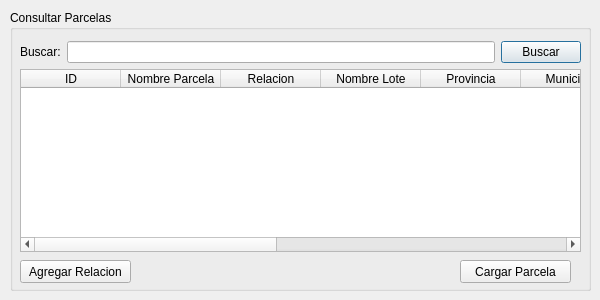
franciscocontreras93/agrae, file ui/dialogs/parcela_dialog.ui: the form before one commit.
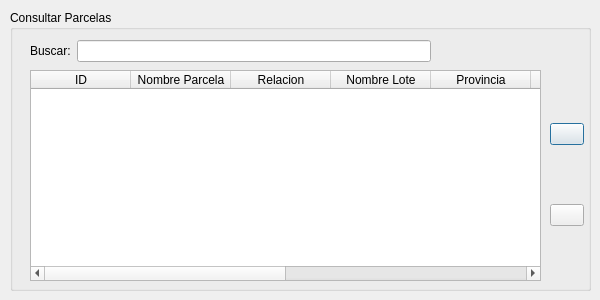
The form after the commit.

Diff of the .ui file:
```diff
--- a/ui/dialogs/parcela_dialog.ui
+++ b/ui/dialogs/parcela_dialog.ui
@@ -40,31 +40,36 @@
    <widget class="QWidget" name="gridLayoutWidget">
     <property name="geometry">
      <rect>
-      <x>10</x>
-      <y>31</y>
-      <width>561</width>
-      <height>211</height>
+      <x>20</x>
+      <y>30</y>
+      <width>401</width>
+      <height>22</height>
      </rect>
     </property>
-    <layout class="QGridLayout" name="gridLayout">
-     <item row="1" column="1">
-      <widget class="QLineEdit" name="lineEdit"/>
-     </item>
-     <item row="1" column="0">
+    <layout class="QHBoxLayout" name="horizontalLayout">
+     <item>
       <widget class="QLabel" name="label">
        <property name="text">
         <string>Buscar:</string>
        </property>
       </widget>
      </item>
-     <item row="1" column="2">
-      <widget class="QPushButton" name="btn_buscar">
-       <property name="text">
-        <string>Buscar</string>
-       </property>
-      </widget>
+     <item>
+      <widget class="QLineEdit" name="lineEdit"/>
      </item>
-     <item row="2" column="0" colspan="3">
+    </layout>
+   </widget>
+   <widget class="QWidget" name="horizontalLayoutWidget_2">
+    <property name="geometry">
+     <rect>
+      <x>20</x>
+      <y>60</y>
+      <width>511</width>
+      <height>211</height>
+     </rect>
+    </property>
+    <layout class="QHBoxLayout" name="horizontalLayout_2">
+     <item>
       <widget class="QTableWidget" name="tableWidget">
        <property name="sizeAdjustPolicy">
         <enum>QAbstractScrollArea::AdjustToContents</enum>
@@ -107,58 +112,53 @@
        </column>
        <column>
         <property name="text">
-         <string>Agregado</string>
+         <string>Cultivo</string>
         </property>
        </column>
        <column>
         <property name="text">
-         <string>Zona</string>
+         <string>Fecha Siembra</string>
         </property>
        </column>
        <column>
         <property name="text">
-         <string>Poligono</string>
+         <string>Fecha Cosecha</string>
         </property>
        </column>
        <column>
         <property name="text">
-         <string>Parcela</string>
+         <string>ID. SIGPAC</string>
         </property>
        </column>
-       <column>
-        <property name="text">
-         <string>Recinto</string>
-        </property>
-       </column>
       </widget>
      </item>
     </layout>
    </widget>
-   <widget class="QPushButton" name="pushButton">
+   <widget class="QWidget" name="verticalLayoutWidget">
     <property name="geometry">
      <rect>
-      <x>450</x>
-      <y>250</y>
-      <width>111</width>
-      <height>23</height>
+      <x>540</x>
+      <y>60</y>
+      <width>34</width>
+      <height>211</height>
      </rect>
     </property>
-    <property name="text">
-     <string>Cargar Parcela</string>
-    </property>
-   </widget>
-   <widget class="QPushButton" name="pushButton_2">
-    <property name="geometry">
-     <rect>
-      <x>10</x>
-      <y>250</y>
-      <width>111</width>
-      <height>23</height>
-     </rect>
-    </property>
-    <property name="text">
-     <string>Agregar Relacion</string>
-    </property>
+    <layout class="QVBoxLayout" name="verticalLayout">
+     <item>
+      <widget class="QPushButton" name="pushButton_2">
+       <property name="text">
+        <string/>
+       </property>
+      </widget>
+     </item>
+     <item>
+      <widget class="QPushButton" name="pushButton">
+       <property name="text">
+        <string/>
+       </property>
+      </widget>
+     </item>
+    </layout>
    </widget>
   </widget>
  </widget>
```
Left out of the diff: 2 changed lines with no effect on the pictures.
